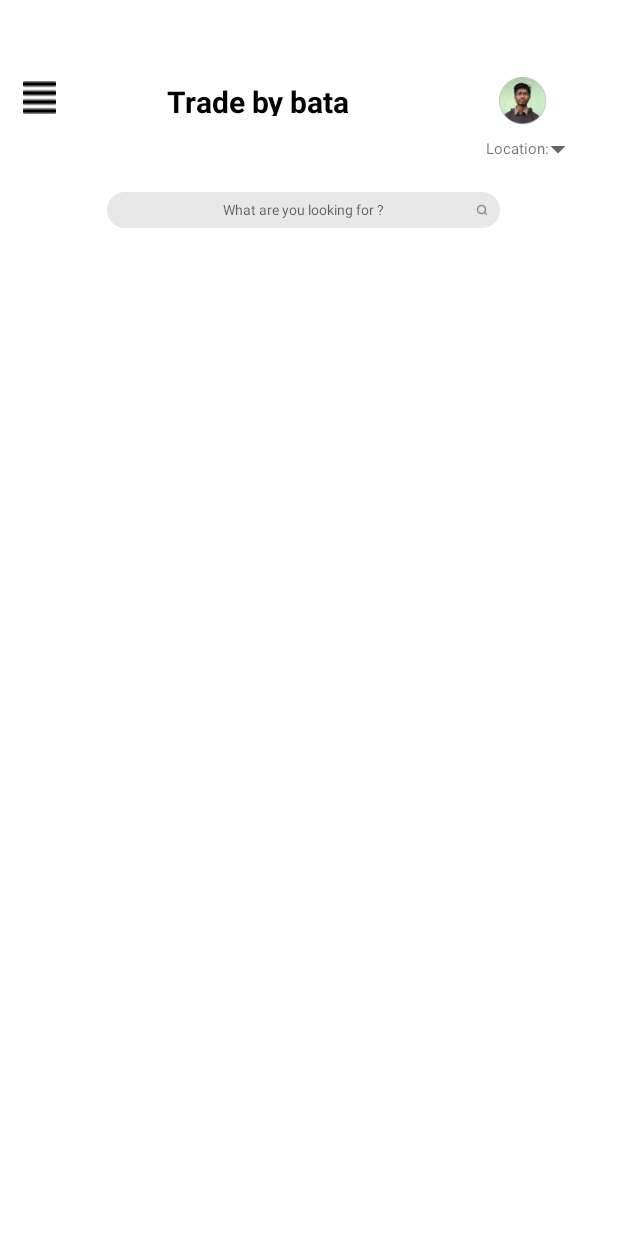
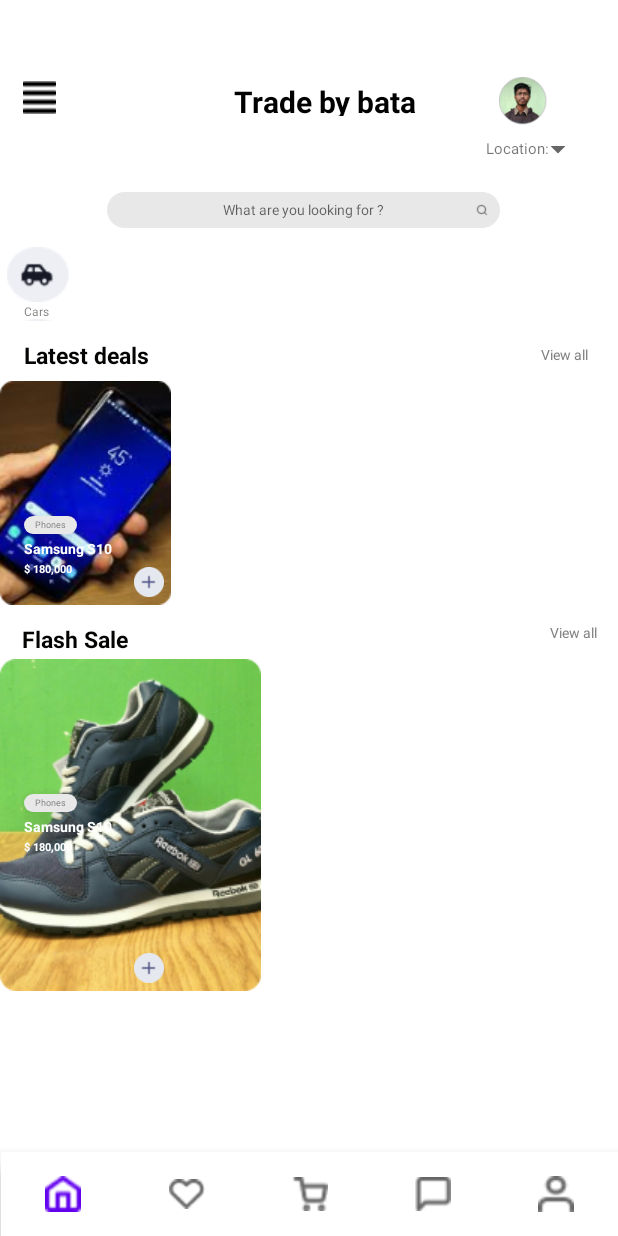
Before and after one commit to Descalzo1980/Testtask, an Android app: the layout fragment_page_one.xml on its own in the app's theme, with its tools: preview values and no code run, on a phone screen of 412 x 824 dp. Run offline under Robolectric (Android 15) with nearby library versions, the phone set to English and light mode, and no system bars.

Commit message:
start page one continue

```diff
--- /dev/null
+++ b/app/src/main/java/ru/stas/testtask/Icons.kt
@@ -0,0 +1,10 @@
+package ru.stas.testtask
+
+enum class Icon(val drawableId: Int) {
+    Phones(R.drawable.phone),
+    Headphones(R.drawable.headphones),
+    Games(R.drawable.games),
+    Cars(R.drawable.cars),
+    Furniture(R.drawable.furnitura),
+    Kids(R.drawable.kids),
+}
--- a/app/src/main/res/layout/fragment_page_one.xml
+++ b/app/src/main/res/layout/fragment_page_one.xml
@@ -27,6 +27,9 @@
         android:textColor="@color/black"
         android:textSize="20sp"
         android:textStyle="bold"
+        app:layout_constraintEnd_toStartOf="@+id/imageView4"
+        app:layout_constraintHorizontal_bias="0.5"
+        app:layout_constraintStart_toEndOf="@+id/imageView3"
         app:layout_constraintStart_toStartOf="parent"
         app:layout_constraintTop_toTopOf="parent" />
 
@@ -59,6 +62,7 @@
         android:layout_height="6dp"
         android:layout_marginTop="96dp"
         app:layout_constraintEnd_toEndOf="parent"
+        android:contentDescription="Locations"
         app:layout_constraintHorizontal_bias="0.619"
         app:layout_constraintStart_toEndOf="@+id/textView3"
         app:layout_constraintTop_toTopOf="parent" />
@@ -87,5 +91,99 @@
         app:layout_constraintBottom_toBottomOf="@+id/idSV"
         app:layout_constraintEnd_toEndOf="@+id/idSV" />
 
+    <androidx.recyclerview.widget.RecyclerView
+        android:id="@+id/rv_icons"
+        android:layout_width="0dp"
+        android:layout_height="50dp"
+        android:layout_marginTop="12dp"
+        android:orientation="horizontal"
+        app:layout_constraintEnd_toEndOf="parent"
+        app:layout_constraintHorizontal_bias="0.498"
+        app:layout_constraintStart_toStartOf="parent"
+        app:layout_constraintTop_toBottomOf="@+id/idSV"
+        tools:listitem="@layout/list_item_icons" />
+
+    <TextView
+        android:layout_width="wrap_content"
+        android:layout_height="wrap_content"
+        android:layout_marginStart="11dp"
+        android:layout_marginTop="12dp"
+        android:text="Latest deals"
+        android:textSize="15sp"
+        android:textStyle="bold"
+        android:textColor="#040402"
+        app:layout_constraintEnd_toEndOf="parent"
+        app:layout_constraintHorizontal_bias="0.015"
+        app:layout_constraintStart_toStartOf="parent"
+        app:layout_constraintTop_toBottomOf="@+id/rv_icons" />
+
+    <TextView
+        android:layout_width="wrap_content"
+        android:layout_height="wrap_content"
+        android:layout_marginTop="16dp"
+        android:text="View all"
+        android:textColor="#808080"
+        android:textSize="9sp"
+        app:layout_constraintEnd_toEndOf="parent"
+        app:layout_constraintHorizontal_bias="0.947"
+        app:layout_constraintStart_toStartOf="parent"
+        app:layout_constraintTop_toBottomOf="@+id/rv_icons" />
+
+    <androidx.recyclerview.widget.RecyclerView
+        android:id="@+id/rv_latest"
+        android:layout_width="match_parent"
+        android:layout_height="149dp"
+        android:layout_marginTop="40dp"
+        app:layout_constraintEnd_toEndOf="parent"
+        app:layout_constraintStart_toStartOf="parent"
+        app:layout_constraintTop_toBottomOf="@+id/rv_icons"
+        tools:listitem="@layout/list_item_latest" />
+
+    <TextView
+        android:id="@+id/tv_flash_sale"
+        android:layout_width="wrap_content"
+        android:layout_height="wrap_content"
+        android:layout_marginTop="12dp"
+        android:text="Flash Sale"
+        android:textColor="#040402"
+        android:textSize="15sp"
+        android:textStyle="bold"
+        app:layout_constraintEnd_toEndOf="parent"
+        app:layout_constraintHorizontal_bias="0.043"
+        app:layout_constraintStart_toStartOf="parent"
+        app:layout_constraintTop_toBottomOf="@+id/rv_latest" />
+
+    <TextView
+        android:id="@+id/textView6"
+        android:layout_width="wrap_content"
+        android:layout_height="wrap_content"
+        android:layout_marginTop="12dp"
+        android:text="View all"
+        android:textColor="#808080"
+        android:textSize="9sp"
+        app:layout_constraintEnd_toEndOf="parent"
+        app:layout_constraintHorizontal_bias="0.963"
+        app:layout_constraintStart_toStartOf="parent"
+        app:layout_constraintTop_toBottomOf="@+id/rv_latest" />
+
+    <androidx.recyclerview.widget.RecyclerView
+        android:layout_width="match_parent"
+        android:layout_height="221dp"
+        android:layout_marginTop="36dp"
+        app:layout_constraintEnd_toEndOf="parent"
+        app:layout_constraintStart_toStartOf="parent"
+        app:layout_constraintTop_toBottomOf="@+id/rv_latest"
+        tools:listitem="@layout/list_item_flash" />
+
+    <com.google.android.material.bottomnavigation.BottomNavigationView
+        android:id="@+id/navigation"
+        android:layout_width="411dp"
+        android:layout_height="wrap_content"
+        android:layout_gravity="center_horizontal|bottom"
+        app:labelVisibilityMode="unlabeled"
+        app:layout_constraintBottom_toBottomOf="parent"
+        app:layout_constraintEnd_toEndOf="parent"
+        app:layout_constraintStart_toStartOf="parent"
+        app:menu="@menu/nav_menu" />
 
 </androidx.constraintlayout.widget.ConstraintLayout>
--- /dev/null
+++ b/app/src/main/res/layout/list_item_flash.xml
@@ -0,0 +1,63 @@
+<?xml version="1.0" encoding="utf-8"?>
+<RelativeLayout xmlns:android="http://schemas.android.com/apk/res/android"
+    xmlns:app="http://schemas.android.com/apk/res-auto"
+    android:layout_width="match_parent"
+    android:layout_height="match_parent">
+
+    <TextView
+        android:id="@+id/tv_phones"
+        android:layout_width="35dp"
+        android:layout_height="12dp"
+        android:layout_marginStart="16dp"
+        android:layout_marginTop="90dp"
+        android:layout_marginBottom="31dp"
+        android:gravity="center"
+        android:background="@drawable/shape_form_and_button"
+        android:elevation="10dp"
+        android:text="Phones"
+        android:textSize="6sp" />
+
+    <TextView
+        android:id="@+id/tv_phone"
+        android:layout_width="75dp"
+        android:layout_height="26dp"
+        android:elevation="10dp"
+        android:text="Samsung S10"
+        android:textColor="@color/white"
+        android:textSize="9sp"
+        android:layout_marginStart="16dp"
+        android:layout_marginTop="105dp"
+        android:layout_marginBottom="31dp"
+        android:textStyle="bold" />
+
+    <TextView
+        android:id="@+id/tv_cost"
+        android:layout_width="40dp"
+        android:layout_height="9dp"
+        android:elevation="10dp"
+        android:text="$ 180,000"
+        android:textColor="@color/white"
+        android:textSize="7sp"
+        android:layout_marginStart="16dp"
+        android:layout_marginTop="120dp"
+        android:layout_marginBottom="31dp"
+        android:textStyle="bold" />
+
+    <ImageView
+        android:id="@+id/iv_fab"
+        android:layout_width="20dp"
+        android:layout_height="20dp"
+        android:layout_below="@id/iv_samsung"
+        android:layout_alignParentLeft="true"
+        android:layout_marginLeft="89dp"
+        android:layout_marginTop="-25dp"
+        android:elevation="10dp"
+        android:src="@drawable/fab" />
+
+    <ImageView
+        android:id="@+id/iv_samsung"
+        android:layout_width="wrap_content"
+        android:layout_height="wrap_content"
+        android:src="@drawable/shose" />
+
+</RelativeLayout>
--- /dev/null
+++ b/app/src/main/res/layout/list_item_icons.xml
@@ -0,0 +1,34 @@
+<?xml version="1.0" encoding="utf-8"?>
+<androidx.constraintlayout.widget.ConstraintLayout xmlns:android="http://schemas.android.com/apk/res/android"
+    xmlns:app="http://schemas.android.com/apk/res-auto"
+    xmlns:tools="http://schemas.android.com/tools"
+    android:id="@+id/relativeLayout"
+    android:layout_width="match_parent"
+    android:layout_height="wrap_content"
+    android:orientation="vertical">
+
+    <ImageView
+        android:id="@+id/imageView"
+        android:layout_width="42dp"
+        android:layout_height="38dp"
+        android:contentDescription="Icon"
+        android:src="@drawable/cars"
+        app:layout_constraintEnd_toEndOf="parent"
+        app:layout_constraintHorizontal_bias="0.013"
+        app:layout_constraintStart_toStartOf="parent"
+        app:layout_constraintTop_toTopOf="parent" />
+
+    <TextView
+        android:id="@+id/textView"
+        android:layout_width="wrap_content"
+        android:layout_height="10dp"
+        android:layout_marginStart="16dp"
+        android:gravity="center|center_vertical"
+        android:text="Cars"
+        android:textSize="8sp"
+        app:layout_constraintEnd_toEndOf="parent"
+        app:layout_constraintHorizontal_bias="0.0"
+        app:layout_constraintStart_toStartOf="parent"
+        app:layout_constraintTop_toBottomOf="@+id/imageView" />
+
+</androidx.constraintlayout.widget.ConstraintLayout>
--- /dev/null
+++ b/app/src/main/res/layout/list_item_latest.xml
@@ -0,0 +1,63 @@
+<?xml version="1.0" encoding="utf-8"?>
+<RelativeLayout xmlns:android="http://schemas.android.com/apk/res/android"
+    xmlns:app="http://schemas.android.com/apk/res-auto"
+    android:layout_width="match_parent"
+    android:layout_height="match_parent">
+
+    <TextView
+        android:id="@+id/tv_phones"
+        android:layout_width="35dp"
+        android:layout_height="12dp"
+        android:layout_marginStart="16dp"
+        android:layout_marginTop="90dp"
+        android:layout_marginBottom="31dp"
+        android:gravity="center"
+        android:background="@drawable/shape_form_and_button"
+        android:elevation="10dp"
+        android:text="Phones"
+        android:textSize="6sp" />
+
+    <TextView
+        android:id="@+id/tv_phone"
+        android:layout_width="75dp"
+        android:layout_height="26dp"
+        android:elevation="10dp"
+        android:text="Samsung S10"
+        android:textColor="@color/white"
+        android:textSize="9sp"
+        android:layout_marginStart="16dp"
+        android:layout_marginTop="105dp"
+        android:layout_marginBottom="31dp"
+        android:textStyle="bold" />
+
+    <TextView
+        android:id="@+id/tv_cost"
+        android:layout_width="40dp"
+        android:layout_height="9dp"
+        android:elevation="10dp"
+        android:text="$ 180,000"
+        android:textColor="@color/white"
+        android:textSize="7sp"
+        android:layout_marginStart="16dp"
+        android:layout_marginTop="120dp"
+        android:layout_marginBottom="31dp"
+        android:textStyle="bold" />
+
+    <ImageView
+        android:id="@+id/iv_fab"
+        android:layout_width="20dp"
+        android:layout_height="20dp"
+        android:layout_below="@id/iv_samsung"
+        android:layout_alignParentLeft="true"
+        android:layout_marginLeft="89dp"
+        android:layout_marginTop="-25dp"
+        android:elevation="10dp"
+        android:src="@drawable/fab" />
+
+    <ImageView
+            android:id="@+id/iv_samsung"
+            android:layout_width="wrap_content"
+            android:layout_height="wrap_content"
+            android:src="@drawable/phone_samsung" />
+
+</RelativeLayout>
```
Also changed, not shown: app/src/main/res/drawable-v24/cars.png (renamed from app/src/main/res/drawable-v24/gars.png).
